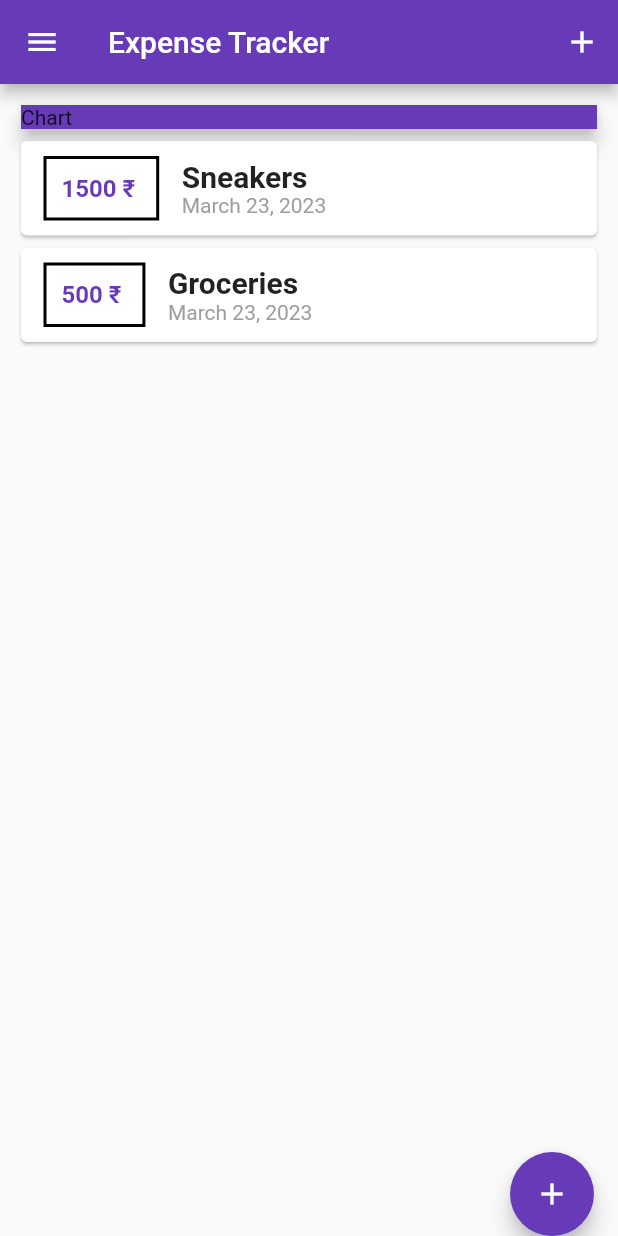
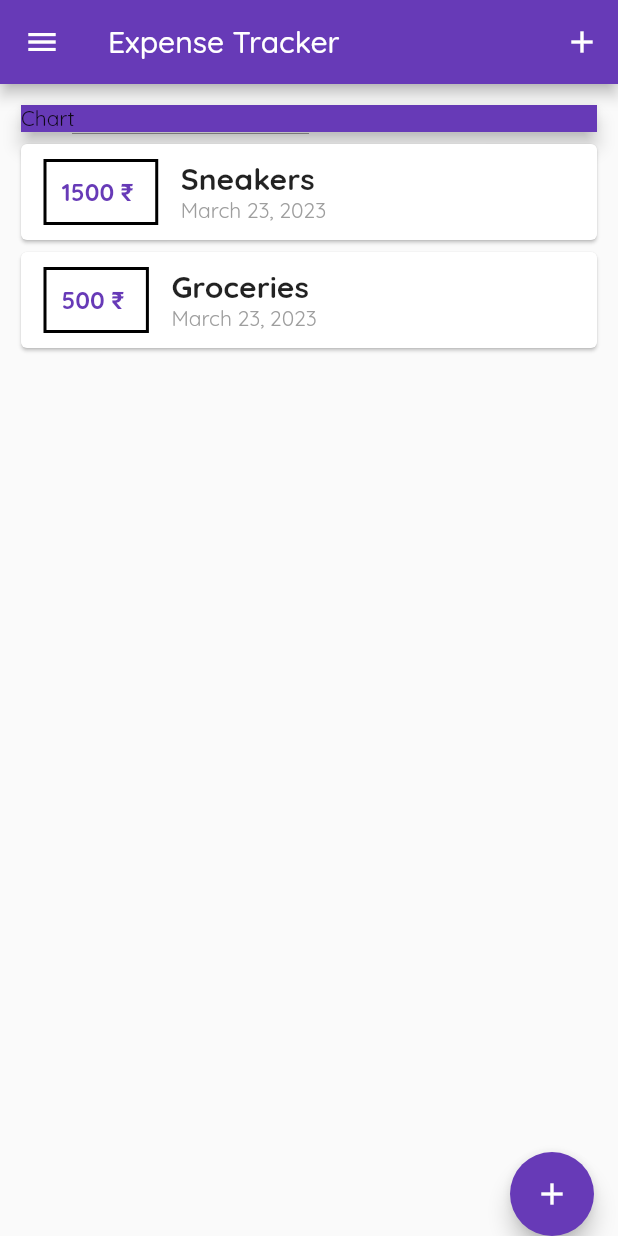
Before and after one commit to kunal-saigal-coditas/expense_tracker, a Flutter app: the screen it shows after launch, on a phone screen of 412 x 824 dp. Run offline on Flutter 3.47's test engine with Material 2 defaults, Android fonts, the phone set to English and light mode, and no system bars.

Commit message:
custom fonts

```diff
--- a/lib/main.dart
+++ b/lib/main.dart
@@ -13,6 +13,7 @@ class myApp extends StatelessWidget {
       theme: ThemeData(
         textTheme: TextTheme(titleMedium: TextStyle(color: Colors.white)),
         primarySwatch: Colors.deepPurple,
+        fontFamily: 'Quicksand',
       ),
       title: "Tracker Your Expenses",
       home: MyHomePage(),
```
Also changed, not shown: pubspec.yaml (+12 -6 lines), assets/fonts/OpenSans-Bold.ttf (added), assets/fonts/OpenSans-Regular.ttf (added), assets/fonts/Quicksand-Bold.ttf (added), assets/fonts/Quicksand-Light.ttf (added), assets/fonts/Quicksand-Medium.ttf (added), assets/fonts/Quicksand-Regular.ttf (added).
